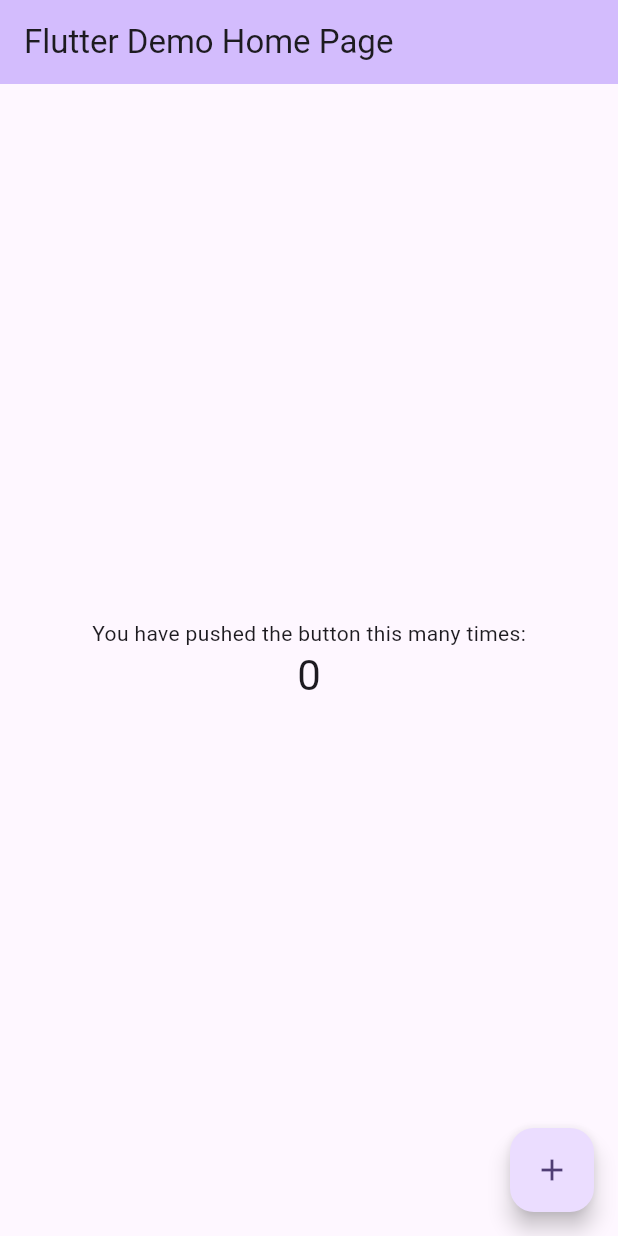
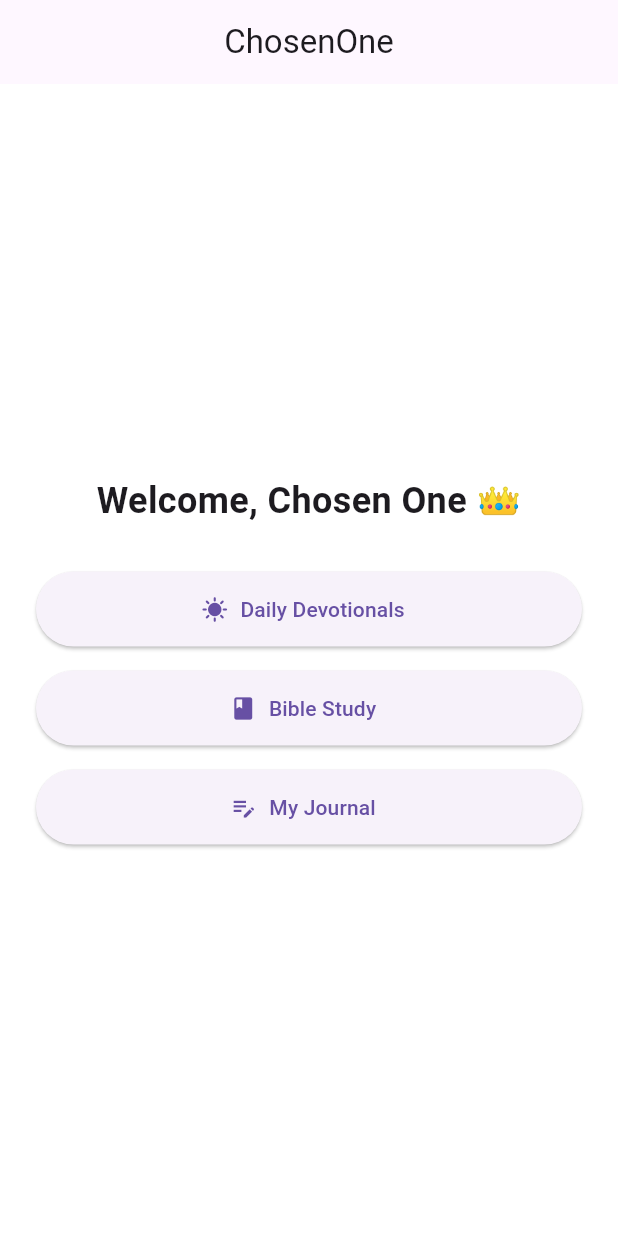
Before and after one commit to mashaler/GrowthApp, a Flutter app: the screen it shows after launch, on a phone screen of 412 x 824 dp. Run offline on Flutter 3.47's test engine with Material 3 defaults, Android fonts, the phone set to English and light mode, and no system bars.

Commit message:
added the home page

```diff
--- a/lib/main.dart
+++ b/lib/main.dart
@@ -1,122 +1,78 @@
 import 'package:flutter/material.dart';
+import 'screens/devotionals_page.dart';
+import 'screens/journal_page.dart';
 
 void main() {
-  runApp(const MyApp());
+  runApp(ChosenOneApp());
 }
 
-class MyApp extends StatelessWidget {
-  const MyApp({super.key});
-
-  // This widget is the root of your application.
+class ChosenOneApp extends StatelessWidget {
   @override
   Widget build(BuildContext context) {
     return MaterialApp(
-      title: 'Flutter Demo',
+      title: 'ChosenOne',
       theme: ThemeData(
-        // This is the theme of your application.
-        //
-        // TRY THIS: Try running your application with "flutter run". You'll see
-        // the application has a purple toolbar. Then, without quitting the app,
-        // try changing the seedColor in the colorScheme below to Colors.green
-        // and then invoke "hot reload" (save your changes or press the "hot
-        // reload" button in a Flutter-supported IDE, or press "r" if you used
-        // the command line to start the app).
-        //
-        // Notice that the counter didn't reset back to zero; the application
-        // state is not lost during the reload. To reset the state, use hot
-        // restart instead.
-        //
-        // This works for code too, not just values: Most code changes can be
-        // tested with just a hot reload.
-        colorScheme: ColorScheme.fromSeed(seedColor: Colors.deepPurple),
+        primarySwatch: Colors.deepPurple,
+        scaffoldBackgroundColor: Colors.white,
       ),
-      home: const MyHomePage(title: 'Flutter Demo Home Page'),
+      debugShowCheckedModeBanner: false,
+      initialRoute: '/',
+      routes: {
+        '/': (context) => HomePage(),
+        '/devotionals': (context) => DevotionalsPage(),
+        '/journal': (context) => JournalPage(),
+      },
     );
   }
 }
 
-class MyHomePage extends StatefulWidget {
-  const MyHomePage({super.key, required this.title});
-
-  // This widget is the home page of your application. It is stateful, meaning
-  // that it has a State object (defined below) that contains fields that affect
-  // how it looks.
-
-  // This class is the configuration for the state. It holds the values (in this
-  // case the title) provided by the parent (in this case the App widget) and
-  // used by the build method of the State. Fields in a Widget subclass are
-  // always marked "final".
-
-  final String title;
-
-  @override
-  State<MyHomePage> createState() => _MyHomePageState();
-}
-
-class _MyHomePageState extends State<MyHomePage> {
-  int _counter = 0;
-
-  void _incrementCounter() {
-    setState(() {
-      // This call to setState tells the Flutter framework that something has
-      // changed in this State, which causes it to rerun the build method below
-      // so that the display can reflect the updated values. If we changed
-      // _counter without calling setState(), then the build method would not be
-      // called again, and so nothing would appear to happen.
-      _counter++;
-    });
-  }
-
+class HomePage extends StatelessWidget {
   @override
   Widget build(BuildContext context) {
-    // This method is rerun every time setState is called, for instance as done
-    // by the _incrementCounter method above.
-    //
-    // The Flutter framework has been optimized to make rerunning build methods
-    // fast, so that you can just rebuild anything that needs updating rather
-    // than having to individually change instances of widgets.
     return Scaffold(
       appBar: AppBar(
-        // TRY THIS: Try changing the color here to a specific color (to
-        // Colors.amber, perhaps?) and trigger a hot reload to see the AppBar
-        // change color while the other colors stay the same.
-        backgroundColor: Theme.of(context).colorScheme.inversePrimary,
-        // Here we take the value from the MyHomePage object that was created by
-        // the App.build method, and use it to set our appbar title.
-        title: Text(widget.title),
+        title: Text('ChosenOne'),
+        centerTitle: true,
       ),
-      body: Center(
-        // Center is a layout widget. It takes a single child and positions it
-        // in the middle of the parent.
+      body: Padding(
+        padding: const EdgeInsets.all(24.0),
         child: Column(
-          // Column is also a layout widget. It takes a list of children and
-          // arranges them vertically. By default, it sizes itself to fit its
-          // children horizontally, and tries to be as tall as its parent.
-          //
-          // Column has various properties to control how it sizes itself and
-          // how it positions its children. Here we use mainAxisAlignment to
-          // center the children vertically; the main axis here is the vertical
-          // axis because Columns are vertical (the cross axis would be
-          // horizontal).
-          //
-          // TRY THIS: Invoke "debug painting" (choose the "Toggle Debug Paint"
-          // action in the IDE, or press "p" in the console), to see the
-          // wireframe for each widget.
           mainAxisAlignment: MainAxisAlignment.center,
-          children: <Widget>[
-            const Text('You have pushed the button this many times:'),
+          children: [
             Text(
-              '$_counter',
-              style: Theme.of(context).textTheme.headlineMedium,
+              'Welcome, Chosen One 👑',
+              style: TextStyle(fontSize: 24, fontWeight: FontWeight.bold),
+            ),
+            SizedBox(height: 30),
+            ElevatedButton.icon(
+              icon: Icon(Icons.sunny),
+              label: Text('Daily Devotionals'),
+              onPressed: () {
+                Navigator.pushNamed(context, '/devotionals');
+              },
+              style: ElevatedButton.styleFrom(minimumSize: Size.fromHeight(50)),
+            ),
+            SizedBox(height: 16),
+            ElevatedButton.icon(
+              icon: Icon(Icons.book),
+              label: Text('Bible Study'),
+              onPressed: () {
+                // You can later add this route too
+              },
+              style: ElevatedButton.styleFrom(minimumSize: Size.fromHeight(50)),
+            ),
+            SizedBox(height: 16),
+            ElevatedButton.icon(
+              icon: Icon(Icons.edit_note),
+              label: Text('My Journal'),
+              onPressed: () {
+                Navigator.pushNamed(context, '/journal');
+              },
+              style: ElevatedButton.styleFrom(minimumSize: Size.fromHeight(50)),
             ),
           ],
         ),
       ),
-      floatingActionButton: FloatingActionButton(
-        onPressed: _incrementCounter,
-        tooltip: 'Increment',
-        child: const Icon(Icons.add),
-      ), // This trailing comma makes auto-formatting nicer for build methods.
     );
   }
 }
--- /dev/null
+++ b/lib/screens/devotionals_page.dart
@@ -0,0 +1,16 @@
+import 'package:flutter/material.dart';
+
+class DevotionalsPage extends StatelessWidget {
+  @override
+  Widget build(BuildContext context) {
+    return Scaffold(
+      appBar: AppBar(title: Text('Daily Devotionals')),
+      body: Center(
+        child: Text(
+          'This is where your daily devotionals will go.',
+          style: TextStyle(fontSize: 18),
+        ),
+      ),
+    );
+  }
+}
--- /dev/null
+++ b/lib/screens/journal_page.dart
@@ -0,0 +1,16 @@
+import 'package:flutter/material.dart';
+
+class JournalPage extends StatelessWidget {
+  @override
+  Widget build(BuildContext context) {
+    return Scaffold(
+      appBar: AppBar(title: Text('My Journal')),
+      body: Center(
+        child: Text(
+          'Journal entries will appear here.',
+          style: TextStyle(fontSize: 18),
+        ),
+      ),
+    );
+  }
+}
```
